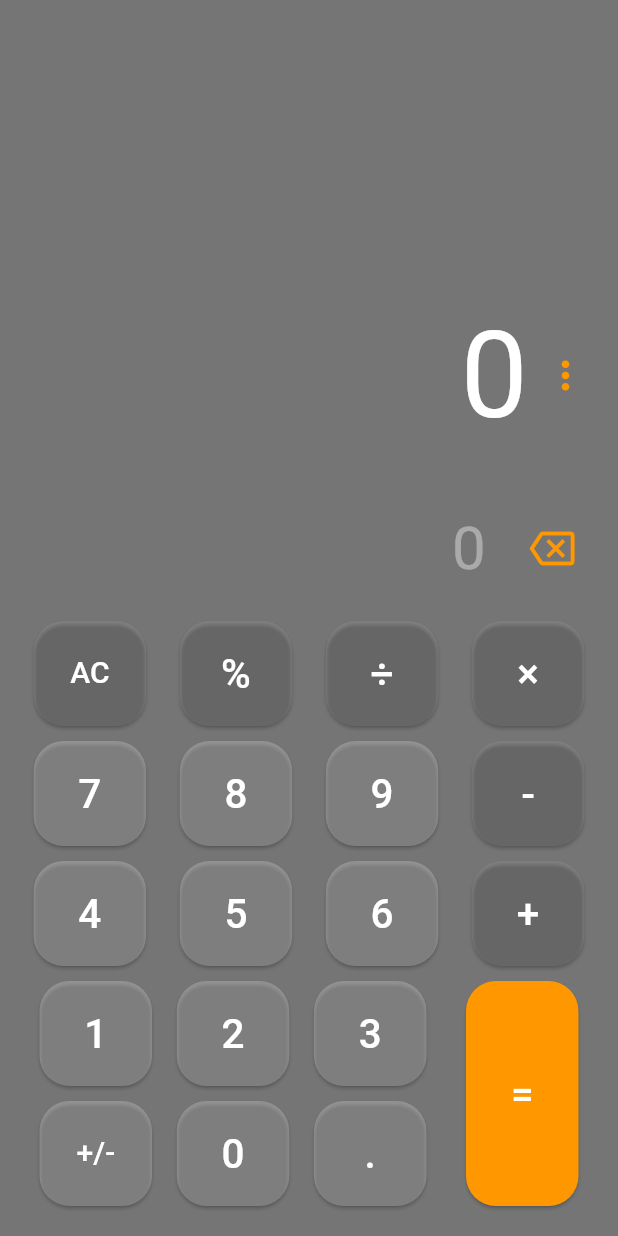
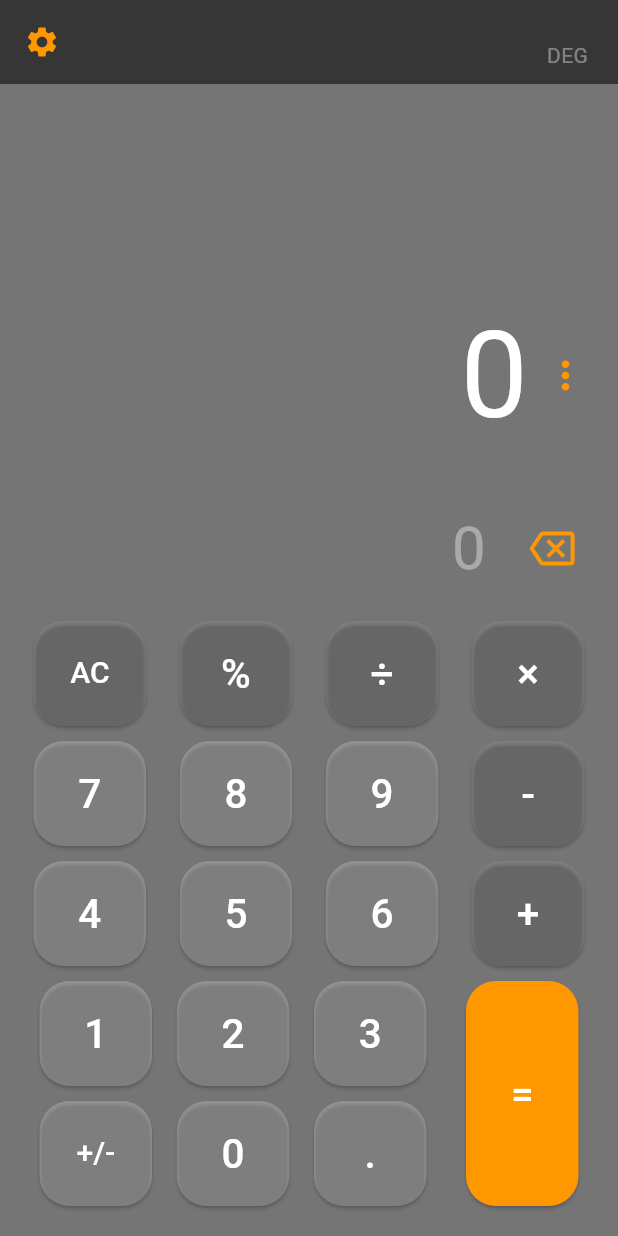
Before and after one commit to flutter-lego/calculator_page_lego, a Flutter app: the NewView screen opened directly, on a phone screen of 412 x 824 dp. Run offline on Flutter 3.47's test engine with Material 3 defaults, Android fonts, the phone set to English and light mode, and no system bars; our stand-ins replace math_expressions, modal_bottom_sheet, styled_widget; missing offline and left inert: june_flow_util.

Commit message:
Update _.dart

```diff
--- a/lib/widget_book/calculator_page_lego/_/_.dart
+++ b/lib/widget_book/calculator_page_lego/_/_.dart
@@ -76,18 +76,18 @@ class _NewViewState extends State<NewView> {
   Widget build(BuildContext context) {
     return Scaffold(
         backgroundColor: Colors.black54,
-        // appBar: AppBar(
-        //   elevation: 0,
-        //   backgroundColor: Colors.black54,
-        //   leading: const Icon(Icons.settings, color: Colors.orange),
-        //   actions: const [
-        //     Padding(
-        //       padding: EdgeInsets.only(top: 18.0),
-        //       child: Text('DEG', style: TextStyle(color: Colors.white38)),
-        //     ),
-        //     SizedBox(width: 20),
-        //   ],
-        // ),
+        appBar: AppBar(
+          elevation: 0,
+          backgroundColor: Colors.black54,
+          leading: const Icon(Icons.settings, color: Colors.orange),
+          actions: const [
+            Padding(
+              padding: EdgeInsets.only(top: 18.0),
+              child: Text('DEG', style: TextStyle(color: Colors.white38)),
+            ),
+            SizedBox(width: 20),
+          ],
+        ),
         body: SafeArea(
           child: Column(
             mainAxisAlignment: MainAxisAlignment.end,
```
